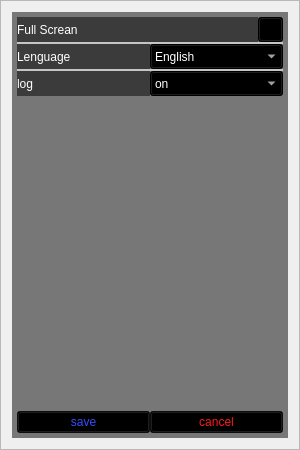
Above: client/settings.ui from lev12/launcher before the change. Below: the same form after it.
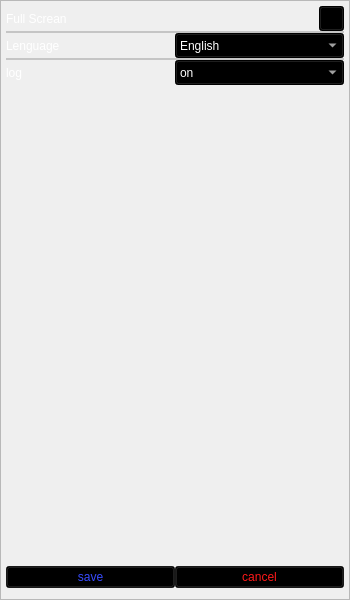
That is the form after the change.

Patch:
```diff
--- a/client/settings.ui
+++ b/client/settings.ui
@@ -6,37 +6,57 @@
    <rect>
     <x>0</x>
     <y>0</y>
-    <width>300</width>
-    <height>450</height>
+    <width>350</width>
+    <height>600</height>
    </rect>
   </property>
   <property name="minimumSize">
    <size>
     <width>300</width>
-    <height>450</height>
+    <height>550</height>
+   </size>
+  </property>
+  <property name="maximumSize">
+   <size>
+    <width>350</width>
+    <height>600</height>
    </size>
   </property>
   <property name="windowTitle">
    <string>Frame</string>
   </property>
+  <property name="styleSheet">
+   <string notr="true"/>
+  </property>
   <property name="frameShape">
    <enum>QFrame::StyledPanel</enum>
   </property>
   <property name="frameShadow">
    <enum>QFrame::Raised</enum>
   </property>
-  <layout class="QHBoxLayout" name="horizontalLayout_5">
+  <layout class="QVBoxLayout" name="verticalLayout_2">
+   <property name="leftMargin">
+    <number>0</number>
+   </property>
+   <property name="topMargin">
+    <number>0</number>
+   </property>
+   <property name="rightMargin">
+    <number>0</number>
+   </property>
+   <property name="bottomMargin">
+    <number>0</number>
+   </property>
    <item>
     <widget class="QFrame" name="horizontalFrame">
      <property name="minimumSize">
       <size>
        <width>250</width>
-       <height>400</height>
+       <height>300</height>
       </size>
      </property>
      <property name="styleSheet">
-      <string notr="true">background-color: rgba(0, 0, 0, 128);
-color: rgb(0, 0, 0);</string>
+      <string notr="true"/>
      </property>
      <layout class="QHBoxLayout" name="horizontalLayout">
       <property name="leftMargin">
@@ -316,10 +336,38 @@
          </spacer>
         </item>
         <item>
+         <widget class="QFrame" name="frame">
+          <property name="minimumSize">
+           <size>
+            <width>0</width>
+            <height>32</height>
+           </size>
+          </property>
+          <property name="maximumSize">
+           <size>
+            <width>16777215</width>
+            <height>32</height>
+           </size>
+          </property>
+          <property name="styleSheet">
+           <string notr="true">font: 75 10pt &quot;Arial&quot;;</string>
+          </property>
          <layout class="QHBoxLayout" name="horizontalLayout_4">
           <property name="spacing">
            <number>0</number>
           </property>
+           <property name="leftMargin">
+            <number>0</number>
+           </property>
+           <property name="topMargin">
+            <number>0</number>
+           </property>
+           <property name="rightMargin">
+            <number>0</number>
+           </property>
+           <property name="bottomMargin">
+            <number>2</number>
+           </property>
           <item>
            <widget class="QPushButton" name="saveButton">
             <property name="styleSheet">
@@ -343,6 +391,7 @@
            </widget>
           </item>
          </layout>
+         </widget>
         </item>
        </layout>
       </item>
```
Lines whose indentation alone changed are shown as unchanged.
